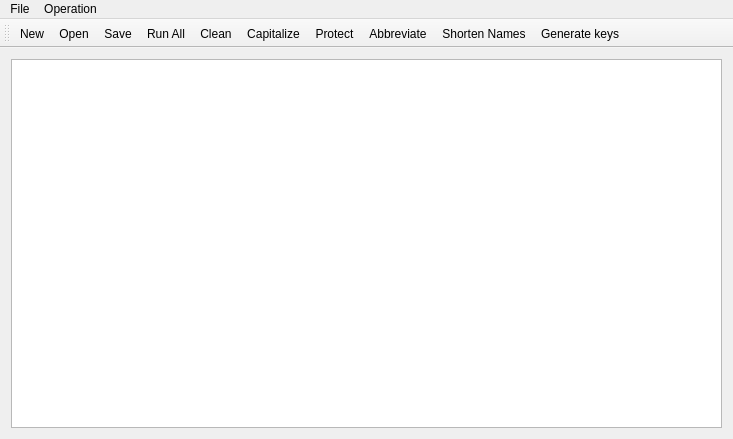
The window that MainWindow.ui (congchenutd/bibfixer) describes before a commit, drawn with Qt 5.
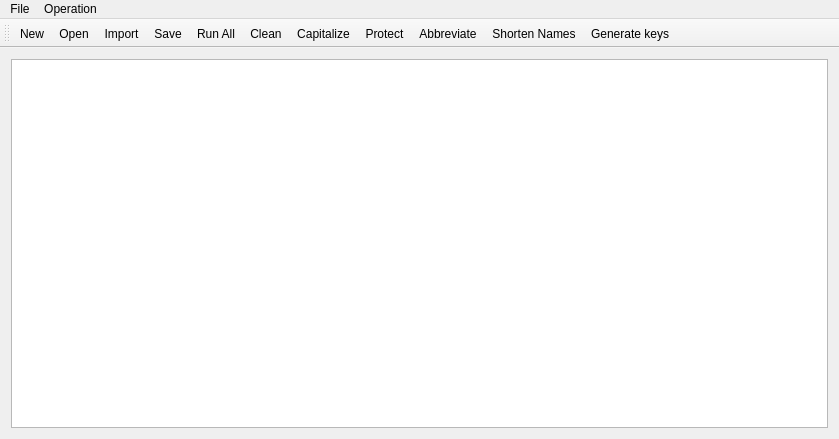
The same window after the commit. Icons and pictures are not drawn. Custom widgets are drawn as their Qt base class.

Commit message: + Import records from a latex and it's associated bibtex file

```diff
--- a/MainWindow.ui
+++ b/MainWindow.ui
@@ -6,7 +6,7 @@
    <rect>
     <x>0</x>
     <y>0</y>
-    <width>733</width>
+    <width>839</width>
     <height>439</height>
    </rect>
   </property>
@@ -29,7 +29,7 @@
     <rect>
      <x>0</x>
      <y>0</y>
-     <width>733</width>
+     <width>839</width>
      <height>22</height>
     </rect>
    </property>
@@ -80,6 +80,7 @@
    </attribute>
    <addaction name="actionNew"/>
    <addaction name="actionOpen"/>
+   <addaction name="actionImport"/>
    <addaction name="actionSave"/>
    <addaction name="actionRunAll"/>
    <addaction name="actionClean"/>
@@ -214,6 +215,18 @@
     <string>Shorten Names</string>
    </property>
   </action>
+  <action name="actionImport">
+   <property name="icon">
+    <iconset resource="Resource.qrc">
+     <normaloff>:/Images/Bibtex.png</normaloff>:/Images/Bibtex.png</iconset>
+   </property>
+   <property name="text">
+    <string>Import</string>
+   </property>
+   <property name="toolTip">
+    <string>Import from a Latex file</string>
+   </property>
+  </action>
  </widget>
  <layoutdefault spacing="6" margin="11"/>
  <customwidgets>
```
The commit also changes 81 other files.
